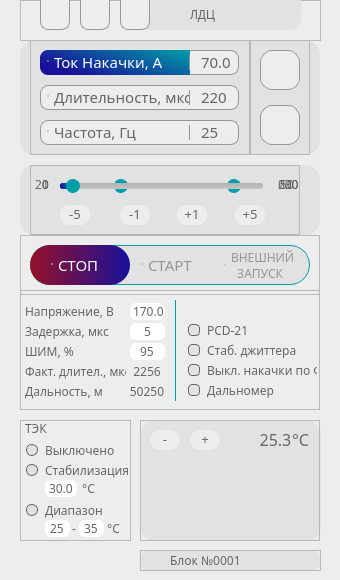
This is mainwindow.ui in WoodChief/power_supplier as Qt 5 draws it before an edit. The edited form follows.
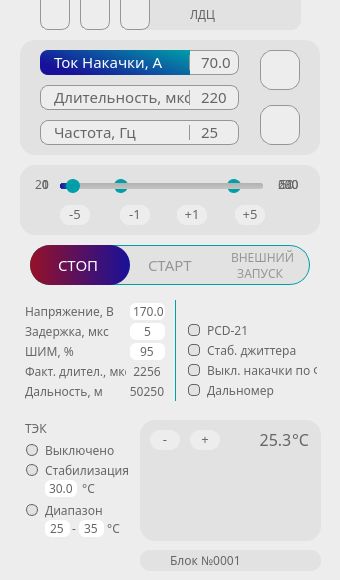
This is the edited form. Icons and pictures are not drawn.

What changed in the file:
```diff
--- a/mainwindow.ui
+++ b/mainwindow.ui
@@ -40,7 +40,12 @@
    <string>MainWindow</string>
   </property>
   <property name="styleSheet">
-   <string notr="true">QMainWindow {
+   <string notr="true">QFrame {
+	
+	background-color: rgba(191, 64, 64, 0);
+}
+
+QMainWindow {
 	background-color: rgb(237, 237, 237);
 }
 
@@ -381,6 +386,8 @@
      <string notr="true">QRadioButton::indicator {
 	width:0 ;
 	height:0;
+	
+	background-color: rgba(191, 64, 64, 0);
 }
 
 QRadioButton {
@@ -716,6 +723,7 @@
      <string notr="true">QRadioButton::indicator {
 	width:0 ;
 	height:0;
+	background-color: rgba(191, 64, 64, 0);
 }
 
 QRadioButton {
```
